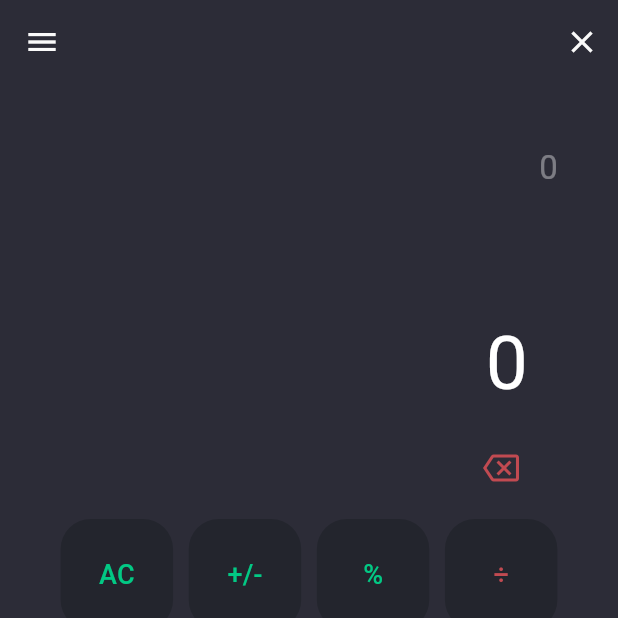
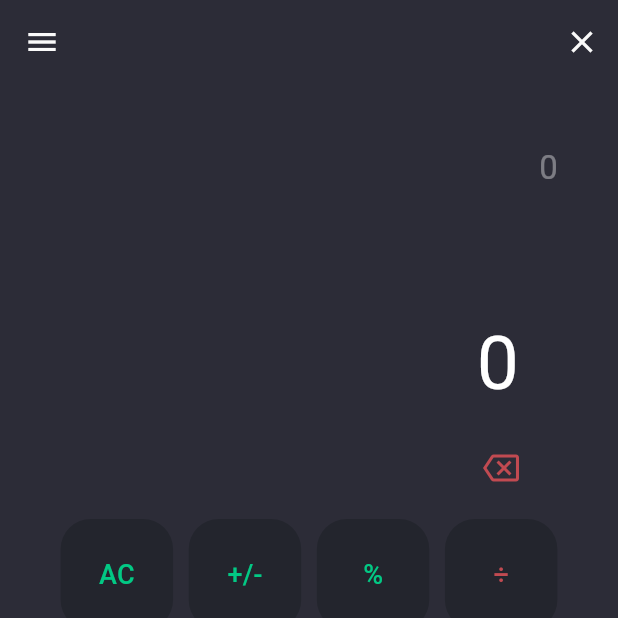
Before and after one commit to rjcalifornia/KCalc, a Flutter app: the CalculatorScreen screen opened directly, on a phone screen of 412 x 824 dp, the top half of it. Run offline on Flutter 3.47's test engine with Material 3 defaults, Android fonts, the phone set to English and light mode, and no system bars; our stand-ins replace google_fonts, math_expressions; missing offline and left inert: window_manager; statements that could not run were skipped.

Commit message:
Changes to be committed: 	modified:   lib/ui/screens/calculator.dart 	modified:   lib/ui/screens/home.dart 	modified:   linux/my_application.cc

```diff
--- a/lib/ui/screens/calculator.dart
+++ b/lib/ui/screens/calculator.dart
@@ -85,7 +85,7 @@ class _CalculatorScreenState extends State<CalculatorScreen> {
                 Icons.close_outlined,
                 color: Color(0xfffafafa),
               ),
-              tooltip: 'test',
+              tooltip: 'Close',
               onPressed: () {
                 SystemChannels.platform.invokeMethod('SystemNavigator.pop');
               },
@@ -149,7 +149,7 @@ class _CalculatorScreenState extends State<CalculatorScreen> {
                         textAlign: TextAlign.left,
                         style: const TextStyle(
                             color: Colors.white, fontSize: 50))),
-                const SizedBox(width: 30),
+                const SizedBox(width: 36),
               ],
             ),
             Container(
--- a/lib/ui/screens/home.dart
+++ b/lib/ui/screens/home.dart
@@ -1,5 +1,6 @@
 import 'package:flutter/material.dart';
 import 'package:KCalc/ui/screens/calculator.dart';
+import 'package:window_manager/window_manager.dart';
 
 class HomeScreen extends StatefulWidget {
   const HomeScreen({super.key});
@@ -17,7 +18,7 @@ class _HomeScreenState extends State<HomeScreen> {
       theme: ThemeData(
         primaryColor: Colors.blueGrey.shade900,
       ),
-      home: const CalculatorScreen(),
+      home: const DragToMoveArea(child: CalculatorScreen()),
     );
   }
 }
```
Also changed, not shown: 1 other file.
